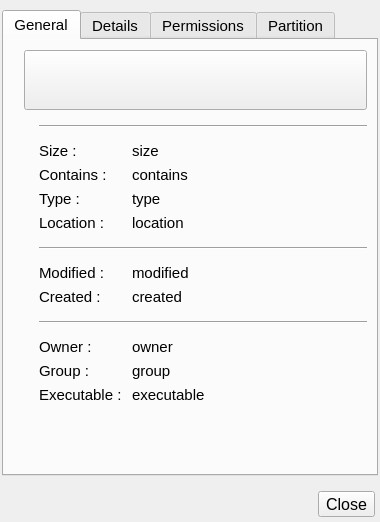
The window that propertiesw.ui (s96Abrar/corefm) describes before a commit, drawn with Qt 5.
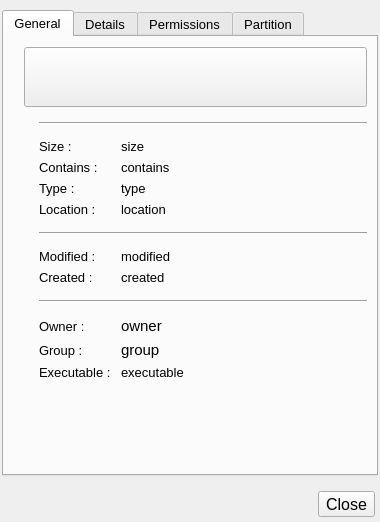
The same window after the commit. Icons and pictures are not drawn.

Diff of the .ui file:
```diff
--- a/propertiesw.ui
+++ b/propertiesw.ui
@@ -16,6 +16,13 @@
     <verstretch>0</verstretch>
    </sizepolicy>
   </property>
+  <property name="font">
+   <font>
+    <pointsize>10</pointsize>
+    <weight>50</weight>
+    <bold>false</bold>
+   </font>
+  </property>
   <property name="windowTitle">
    <string>Properties</string>
   </property>
@@ -44,11 +51,6 @@
    </property>
    <item>
     <widget class="QTabWidget" name="propertiestab">
-     <property name="font">
-      <font>
-       <pointsize>11</pointsize>
-      </font>
-     </property>
      <property name="currentIndex">
       <number>0</number>
      </property>
@@ -89,6 +91,13 @@
            <height>60</height>
           </size>
          </property>
+         <property name="font">
+          <font>
+           <pointsize>11</pointsize>
+           <weight>50</weight>
+           <bold>false</bold>
+          </font>
+         </property>
          <property name="text">
           <string/>
          </property>
@@ -126,7 +135,9 @@
          </property>
          <property name="font">
           <font>
-           <pointsize>11</pointsize>
+           <pointsize>10</pointsize>
+           <weight>50</weight>
+           <bold>false</bold>
           </font>
          </property>
          <property name="text">
@@ -144,7 +155,9 @@
          </property>
          <property name="font">
           <font>
-           <pointsize>11</pointsize>
+           <pointsize>10</pointsize>
+           <weight>50</weight>
+           <bold>false</bold>
           </font>
          </property>
          <property name="text">
@@ -162,7 +175,9 @@
          </property>
          <property name="font">
           <font>
-           <pointsize>11</pointsize>
+           <pointsize>10</pointsize>
+           <weight>50</weight>
+           <bold>false</bold>
           </font>
          </property>
          <property name="text">
@@ -183,7 +198,9 @@
          </property>
          <property name="font">
           <font>
-           <pointsize>11</pointsize>
+           <pointsize>10</pointsize>
+           <weight>50</weight>
+           <bold>false</bold>
           </font>
          </property>
          <property name="text">
@@ -201,7 +218,9 @@
          </property>
          <property name="font">
           <font>
-           <pointsize>11</pointsize>
+           <pointsize>10</pointsize>
+           <weight>50</weight>
+           <bold>false</bold>
           </font>
          </property>
          <property name="text">
@@ -255,7 +274,7 @@
          </property>
          <property name="font">
           <font>
-           <pointsize>11</pointsize>
+           <pointsize>10</pointsize>
           </font>
          </property>
          <property name="text">
@@ -267,7 +286,9 @@
         <widget class="QLabel" name="contains">
          <property name="font">
           <font>
-           <pointsize>11</pointsize>
+           <pointsize>10</pointsize>
+           <weight>50</weight>
+           <bold>false</bold>
           </font>
          </property>
          <property name="text">
@@ -279,7 +300,9 @@
         <widget class="QLabel" name="labelSize">
          <property name="font">
           <font>
-           <pointsize>11</pointsize>
+           <pointsize>10</pointsize>
+           <weight>50</weight>
+           <bold>false</bold>
           </font>
          </property>
          <property name="text">
@@ -294,7 +317,9 @@
         <widget class="QLabel" name="labelContains">
          <property name="font">
           <font>
-           <pointsize>11</pointsize>
+           <pointsize>10</pointsize>
+           <weight>50</weight>
+           <bold>false</bold>
           </font>
          </property>
          <property name="text">
@@ -306,7 +331,9 @@
         <widget class="QLabel" name="labelType">
          <property name="font">
           <font>
-           <pointsize>11</pointsize>
+           <pointsize>10</pointsize>
+           <weight>50</weight>
+           <bold>false</bold>
           </font>
          </property>
          <property name="text">
@@ -318,7 +345,9 @@
         <widget class="QLabel" name="lableLocation">
          <property name="font">
           <font>
-           <pointsize>11</pointsize>
+           <pointsize>10</pointsize>
+           <weight>50</weight>
+           <bold>false</bold>
           </font>
          </property>
          <property name="text">
@@ -343,7 +372,9 @@
         <widget class="QLabel" name="labelModified">
          <property name="font">
           <font>
-           <pointsize>11</pointsize>
+           <pointsize>10</pointsize>
+           <weight>50</weight>
+           <bold>false</bold>
           </font>
          </property>
          <property name="text">
@@ -355,7 +386,9 @@
         <widget class="QLabel" name="labelCreated">
          <property name="font">
           <font>
-           <pointsize>11</pointsize>
+           <pointsize>10</pointsize>
+           <weight>50</weight>
+           <bold>false</bold>
           </font>
          </property>
          <property name="text">
@@ -367,7 +400,9 @@
         <widget class="QLabel" name="labelOwner">
          <property name="font">
           <font>
-           <pointsize>11</pointsize>
+           <pointsize>10</pointsize>
+           <weight>50</weight>
+           <bold>false</bold>
           </font>
          </property>
          <property name="text">
@@ -377,11 +412,6 @@
        </item>
        <item row="11" column="1" colspan="2">
         <widget class="QLabel" name="labelGroup">
-         <property name="font">
-          <font>
-           <pointsize>11</pointsize>
-          </font>
-         </property>
          <property name="text">
           <string>Group :</string>
          </property>
@@ -389,11 +419,6 @@
        </item>
        <item row="12" column="1" colspan="2">
         <widget class="QLabel" name="labelExecutable">
-         <property name="font">
-          <font>
-           <pointsize>11</pointsize>
-          </font>
-         </property>
          <property name="text">
           <string>Executable :</string>
          </property>
```
